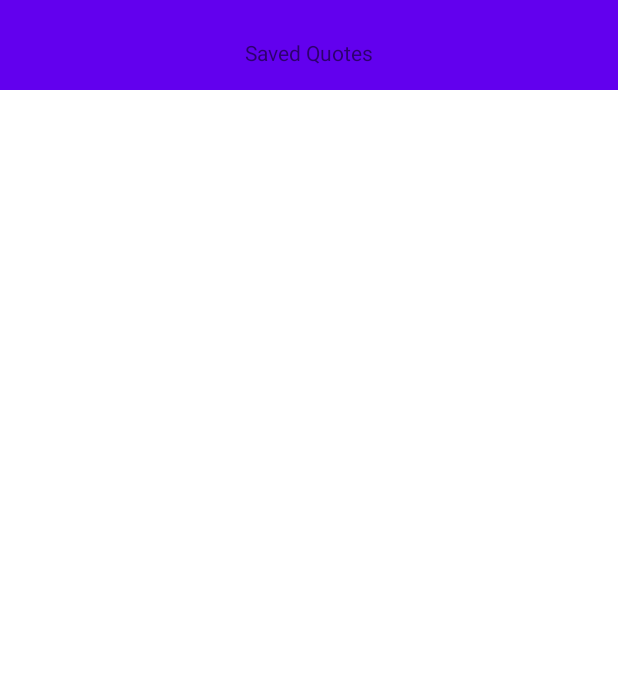
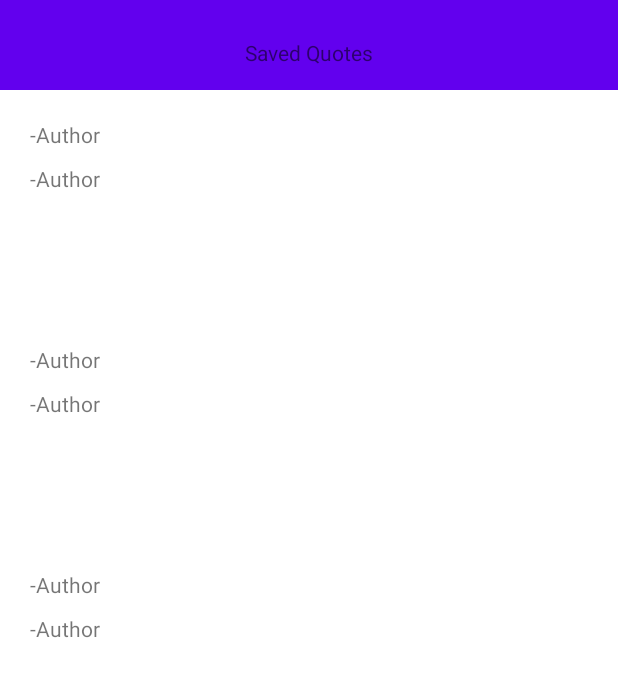
Before and after one commit to Kagiri11/myQuotes, an Android app: the layout fragment_my_quotes.xml on its own in the app's theme, with its tools: preview values and no code run, on a phone screen of 412 x 824 dp. Shown: the top 677 px of the screen. Run offline under Robolectric (Android 15) with nearby library versions, the phone set to English and light mode, and no system bars.

```diff
--- a/app/src/main/java/com/example/myquotes/data/QuoteDatabaseDao.kt
+++ b/app/src/main/java/com/example/myquotes/data/QuoteDatabaseDao.kt
@@ -14,7 +14,7 @@ interface QuoteDatabaseDao {
     fun addQuote(quote:Quote)
 
     @Query("SELECT * FROM quote ORDER BY id DESC")
-    fun getQuotes():LiveData<List<Quote>>?
+    fun getQuotes():List<Quote>
 
     @Delete
     fun deleteQuote(quote: Quote)
--- a/app/src/main/java/com/example/myquotes/models/Quote.kt
+++ b/app/src/main/java/com/example/myquotes/models/Quote.kt
@@ -7,9 +7,9 @@ import androidx.room.PrimaryKey
 @Entity(tableName = "quote")
 data class Quote(
     @PrimaryKey(autoGenerate = true)
-    var id : Long = 0L,
-    @ColumnInfo
+    val id : Int=0,
+
     val message : String,
-    @ColumnInfo
+
     val author : String
 )
--- a/app/src/main/java/com/example/myquotes/ui/fragments/QuoteFragment.kt
+++ b/app/src/main/java/com/example/myquotes/ui/fragments/QuoteFragment.kt
@@ -1,14 +1,18 @@
 package com.example.myquotes.ui.fragments
 
 import android.os.Bundle
+import android.util.Log
 import androidx.fragment.app.Fragment
 import android.view.LayoutInflater
 import android.view.View
 import android.view.ViewGroup
+import androidx.fragment.app.viewModels
 import com.example.myquotes.R
+import com.example.myquotes.data.QuoteDataBase
+
 
 class QuoteFragment : Fragment() {
-
+    private val quotesViewModel by viewModels<QuoteViewModel>()
 
     override fun onCreateView(
         inflater: LayoutInflater, container: ViewGroup?,
--- a/app/src/main/res/layout/fragment_my_quotes.xml
+++ b/app/src/main/res/layout/fragment_my_quotes.xml
@@ -1,13 +1,9 @@
 <?xml version="1.0" encoding="utf-8"?>
-<layout xmlns:android="http://schemas.android.com/apk/res/android"
-    xmlns:tools="http://schemas.android.com/tools"
-    xmlns:app="http://schemas.android.com/apk/res-auto">
 
-    <data>
 
-    </data>
-
-    <androidx.constraintlayout.widget.ConstraintLayout
+    <androidx.constraintlayout.widget.ConstraintLayout  xmlns:android="http://schemas.android.com/apk/res/android"
+        xmlns:tools="http://schemas.android.com/tools"
+        xmlns:app="http://schemas.android.com/apk/res-auto"
         android:layout_width="match_parent"
         android:layout_height="match_parent"
         tools:context=".ui.fragments.MyQuotesFragment">
@@ -34,10 +30,10 @@
             android:id="@+id/rv_quotes"
             android:layout_width="match_parent"
             android:layout_height="0dp"
+            tools:listitem="@layout/item_quote"
             app:layoutManager="androidx.recyclerview.widget.LinearLayoutManager"
             app:layout_constraintTop_toBottomOf="@id/imageView"
             app:layout_constraintBottom_toBottomOf="parent" />
 
 
     </androidx.constraintlayout.widget.ConstraintLayout>
-</layout>
--- a/app/src/main/res/layout/item_quote.xml
+++ b/app/src/main/res/layout/item_quote.xml
@@ -1,6 +1,31 @@
 <?xml version="1.0" encoding="utf-8"?>
 <androidx.constraintlayout.widget.ConstraintLayout xmlns:android="http://schemas.android.com/apk/res/android"
     android:layout_width="match_parent"
-    android:layout_height="match_parent">
+    android:layout_height="130dp"
+    xmlns:tools="http://schemas.android.com/tools"
+    xmlns:app="http://schemas.android.com/apk/res-auto"
+    android:layout_margin="10dp">
+    <TextView
+        android:id="@+id/tv_Author_Item"
+        android:layout_width="wrap_content"
+        android:layout_height="wrap_content"
+        tools:text="-Author"
+        tools:textSize="15sp"
+        app:layout_constraintTop_toTopOf="parent"
+        app:layout_constraintStart_toStartOf="parent"
+        android:layout_marginTop="10dp"
+        android:layout_marginLeft="10dp"/>
+    <TextView
+        android:id="@+id/tv_Quote_Item"
+        android:layout_width="wrap_content"
+        android:layout_height="wrap_content"
+        tools:text="-Author"
+        tools:textSize="15sp"
+        android:layout_marginLeft="10dp"
+        android:layout_marginTop="10dp"
+        app:layout_constraintStart_toStartOf="parent"
+        app:layout_constraintTop_toBottomOf="@id/tv_Author_Item"/>
+
+
 
 </androidx.constraintlayout.widget.ConstraintLayout>
```
Also changed, not shown: app/src/main/java/com/example/myquotes/ui/adapters/QuotesAdapter.kt (+12 -14 lines), app/src/main/java/com/example/myquotes/ui/fragments/MyQuotesFragment.kt (+10 -1 lines).
